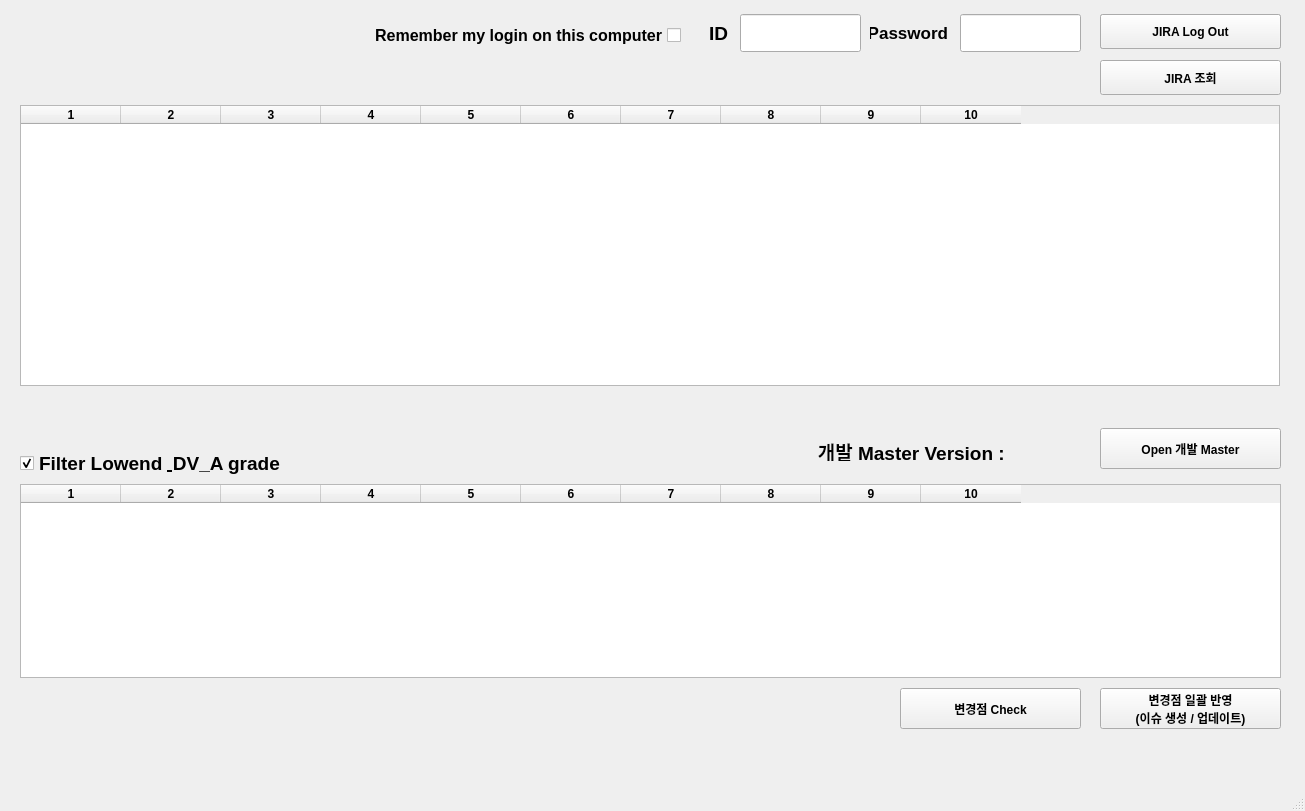
First picture: the form in UI_part/JIRA_E-Streamer/Estreamer_JIRA_Main.ui, repository tvglobalapp/python_tool, before the edit.
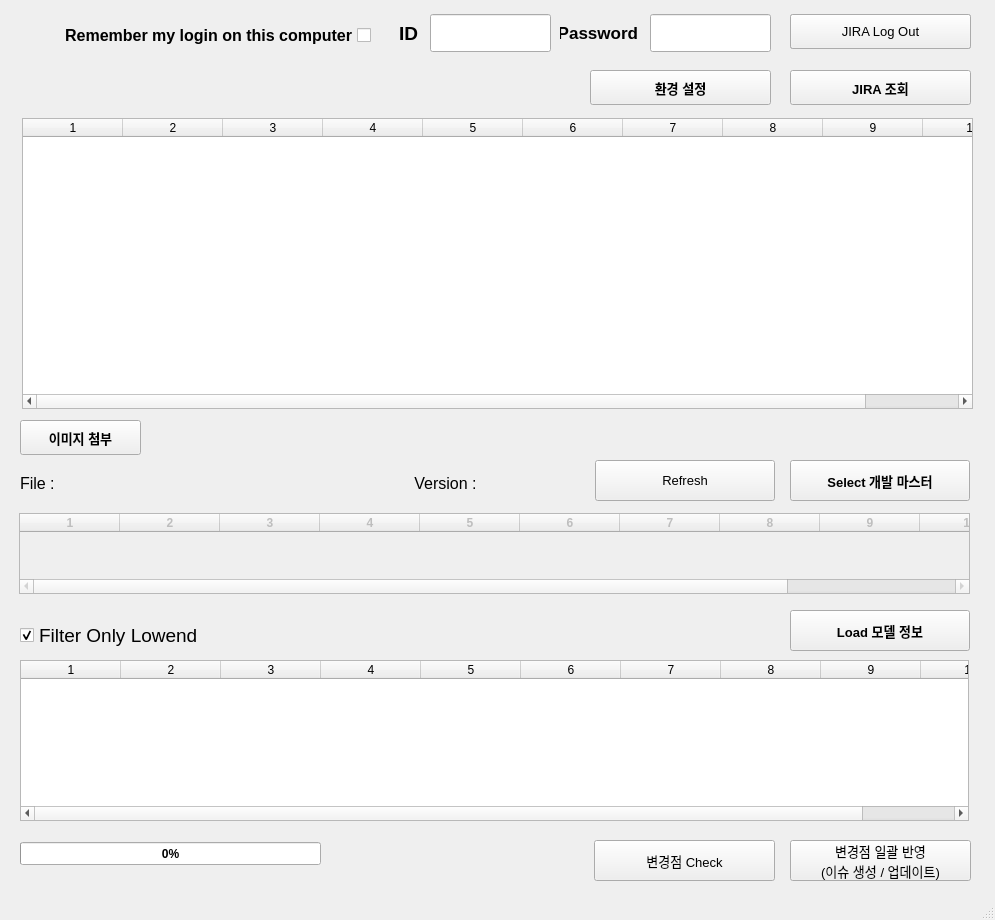
Second picture: the form after the edit.

Commit message: E-Streamer JIRA Management Tool v2.0

The edit to the form file:
```diff
--- a/UI_part/JIRA_E-Streamer/Estreamer_JIRA_Main.ui
+++ b/UI_part/JIRA_E-Streamer/Estreamer_JIRA_Main.ui
@@ -6,8 +6,8 @@
    <rect>
     <x>0</x>
     <y>0</y>
-    <width>1305</width>
-    <height>811</height>
+    <width>995</width>
+    <height>920</height>
    </rect>
   </property>
   <property name="font">
@@ -23,104 +23,27 @@
    <widget class="QPushButton" name="btnLogin">
     <property name="geometry">
      <rect>
-      <x>1100</x>
+      <x>790</x>
       <y>14</y>
       <width>181</width>
       <height>35</height>
      </rect>
     </property>
+    <property name="font">
+     <font>
+      <family>Arial</family>
+      <weight>75</weight>
+      <bold>true</bold>
+     </font>
+    </property>
     <property name="text">
      <string>JIRA Sign-in</string>
     </property>
    </widget>
-   <widget class="QWidget" name="verticalLayoutWidget">
-    <property name="geometry">
-     <rect>
-      <x>20</x>
-      <y>448</y>
-      <width>1261</width>
-      <height>230</height>
-     </rect>
-    </property>
-    <layout class="QGridLayout" name="gridLayout">
-     <property name="leftMargin">
-      <number>0</number>
-     </property>
-     <item row="1" column="0">
-      <widget class="QTableWidget" name="tblMaster">
-       <property name="autoScroll">
-        <bool>true</bool>
-       </property>
-       <property name="selectionMode">
-        <enum>QAbstractItemView::SingleSelection</enum>
-       </property>
-       <property name="selectionBehavior">
-        <enum>QAbstractItemView::SelectRows</enum>
-       </property>
-       <property name="columnCount">
-        <number>10</number>
-       </property>
-       <attribute name="horizontalHeaderCascadingSectionResizes">
-        <bool>true</bool>
-       </attribute>
-       <column/>
-       <column/>
-       <column/>
-       <column/>
-       <column/>
-       <column/>
-       <column/>
-       <column/>
-       <column/>
-       <column/>
-      </widget>
-     </item>
-     <item row="0" column="0">
-      <widget class="QCheckBox" name="chkLowend">
-       <property name="minimumSize">
-        <size>
-         <width>0</width>
-         <height>30</height>
-        </size>
-       </property>
-       <property name="font">
-        <font>
-         <pointsize>14</pointsize>
-        </font>
-       </property>
-       <property name="text">
-        <string>Filter Lowend &amp; DV_A grade</string>
-       </property>
-       <property name="iconSize">
-        <size>
-         <width>30</width>
-         <height>30</height>
-        </size>
-       </property>
-       <property name="checked">
-        <bool>true</bool>
-       </property>
-      </widget>
-     </item>
-    </layout>
-   </widget>
-   <widget class="QPushButton" name="btnOpenMaster">
-    <property name="geometry">
-     <rect>
-      <x>1100</x>
-      <y>428</y>
-      <width>181</width>
-      <height>41</height>
-     </rect>
-    </property>
-    <property name="text">
-     <string>Open 개발 Master</string>
-    </property>
-   </widget>
    <widget class="QLabel" name="lblId">
     <property name="geometry">
      <rect>
-      <x>650</x>
+      <x>340</x>
       <y>14</y>
       <width>78</width>
       <height>38</height>
@@ -144,7 +67,7 @@
    <widget class="QLineEdit" name="txtId">
     <property name="geometry">
      <rect>
-      <x>740</x>
+      <x>430</x>
       <y>14</y>
       <width>121</width>
       <height>38</height>
@@ -154,8 +77,8 @@
      <font>
       <family>Arial</family>
       <pointsize>14</pointsize>
-      <weight>50</weight>
-      <bold>false</bold>
+      <weight>75</weight>
+      <bold>true</bold>
      </font>
     </property>
     <property name="alignment">
@@ -165,7 +88,7 @@
    <widget class="QLabel" name="lblPwd">
     <property name="geometry">
      <rect>
-      <x>870</x>
+      <x>560</x>
       <y>14</y>
       <width>78</width>
       <height>38</height>
@@ -189,7 +112,7 @@
    <widget class="QLineEdit" name="txtPwd">
     <property name="geometry">
      <rect>
-      <x>960</x>
+      <x>650</x>
       <y>14</y>
       <width>121</width>
       <height>38</height>
@@ -199,8 +122,8 @@
      <font>
       <family>Arial</family>
       <pointsize>14</pointsize>
-      <weight>50</weight>
-      <bold>false</bold>
+      <weight>75</weight>
+      <bold>true</bold>
      </font>
     </property>
     <property name="echoMode">
@@ -213,9 +136,9 @@
    <widget class="QLabel" name="lblStatus">
     <property name="geometry">
      <rect>
-      <x>708</x>
-      <y>388</y>
-      <width>571</width>
+      <x>600</x>
+      <y>415</y>
+      <width>371</width>
       <height>31</height>
      </rect>
     </property>
@@ -234,7 +157,7 @@
    <widget class="QLabel" name="lblUserName">
     <property name="geometry">
      <rect>
-      <x>710</x>
+      <x>400</x>
       <y>20</y>
       <width>371</width>
       <height>31</height>
@@ -242,7 +165,7 @@
     </property>
     <property name="font">
      <font>
-      <family>돋움</family>
+      <family>Arial</family>
       <pointsize>13</pointsize>
       <weight>50</weight>
       <bold>false</bold>
@@ -261,12 +184,20 @@
    <widget class="QPushButton" name="btnInqIssue">
     <property name="geometry">
      <rect>
-      <x>1100</x>
-      <y>60</y>
+      <x>790</x>
+      <y>70</y>
       <width>181</width>
       <height>35</height>
      </rect>
     </property>
+    <property name="font">
+     <font>
+      <family>Arial</family>
+      <pointsize>10</pointsize>
+      <weight>75</weight>
+      <bold>true</bold>
+     </font>
+    </property>
     <property name="text">
      <string>JIRA 조회</string>
     </property>
@@ -274,12 +205,19 @@
    <widget class="QTableWidget" name="tblJira">
     <property name="geometry">
      <rect>
-      <x>20</x>
-      <y>105</y>
-      <width>1260</width>
-      <height>281</height>
+      <x>22</x>
+      <y>118</y>
+      <width>951</width>
+      <height>291</height>
      </rect>
     </property>
+    <property name="font">
+     <font>
+      <family>Arial</family>
+      <weight>50</weight>
+      <bold>false</bold>
+     </font>
+    </property>
     <property name="autoScroll">
      <bool>true</bool>
     </property>
@@ -306,33 +244,23 @@
     <column/>
     <column/>
    </widget>
-   <widget class="QLabel" name="lblVer">
-    <property name="geometry">
-     <rect>
-      <x>1009</x>
-      <y>441</y>
-      <width>91</width>
-      <height>20</height>
-     </rect>
-    </property>
-    <property name="font">
-     <font>
-      <pointsize>14</pointsize>
-     </font>
-    </property>
-    <property name="text">
-     <string/>
-    </property>
-   </widget>
    <widget class="QPushButton" name="btnChkDiff">
     <property name="geometry">
      <rect>
-      <x>900</x>
-      <y>688</y>
+      <x>594</x>
+      <y>840</y>
       <width>181</width>
       <height>41</height>
      </rect>
     </property>
+    <property name="font">
+     <font>
+      <family>Arial</family>
+      <pointsize>10</pointsize>
+      <weight>50</weight>
+      <bold>false</bold>
+     </font>
+    </property>
     <property name="text">
      <string>변경점 Check</string>
     </property>
@@ -340,43 +268,30 @@
    <widget class="QPushButton" name="btnUpdate">
     <property name="geometry">
      <rect>
-      <x>1100</x>
-      <y>688</y>
+      <x>790</x>
+      <y>840</y>
       <width>181</width>
       <height>41</height>
      </rect>
     </property>
+    <property name="font">
+     <font>
+      <family>Arial</family>
+      <pointsize>10</pointsize>
+      <weight>50</weight>
+      <bold>false</bold>
+     </font>
+    </property>
     <property name="text">
      <string>변경점 일괄 반영
 (이슈 생성 / 업데이트)</string>
     </property>
    </widget>
-   <widget class="QLabel" name="lblVer_2">
-    <property name="geometry">
-     <rect>
-      <x>769</x>
-      <y>441</y>
-      <width>241</width>
-      <height>20</height>
-     </rect>
-    </property>
-    <property name="font">
-     <font>
-      <pointsize>14</pointsize>
-     </font>
-    </property>
-    <property name="text">
-     <string>개발 Master Version : </string>
-    </property>
-    <property name="alignment">
-     <set>Qt::AlignRight|Qt::AlignTrailing|Qt::AlignVCenter</set>
-    </property>
-   </widget>
    <widget class="QLabel" name="lblImageInfo">
     <property name="geometry">
      <rect>
-      <x>638</x>
-      <y>90</y>
+      <x>20</x>
+      <y>81</y>
       <width>431</width>
       <height>31</height>
      </rect>
@@ -396,7 +311,7 @@
    <widget class="QCheckBox" name="chkSession">
     <property name="geometry">
      <rect>
-      <x>330</x>
+      <x>20</x>
       <y>25</y>
       <width>351</width>
       <height>20</height>
@@ -404,7 +319,10 @@
     </property>
     <property name="font">
      <font>
+      <family>Arial</family>
       <pointsize>12</pointsize>
+      <weight>75</weight>
+      <bold>true</bold>
      </font>
     </property>
     <property name="layoutDirection">
@@ -423,16 +341,340 @@
    <widget class="QPushButton" name="btnLogout">
     <property name="geometry">
      <rect>
-      <x>1100</x>
+      <x>790</x>
       <y>14</y>
       <width>181</width>
       <height>35</height>
      </rect>
     </property>
+    <property name="font">
+     <font>
+      <family>Arial</family>
+      <pointsize>10</pointsize>
+      <weight>50</weight>
+      <bold>false</bold>
+     </font>
+    </property>
     <property name="text">
      <string>JIRA Log Out</string>
     </property>
    </widget>
+   <widget class="QPushButton" name="btnSettings">
+    <property name="geometry">
+     <rect>
+      <x>590</x>
+      <y>70</y>
+      <width>181</width>
+      <height>35</height>
+     </rect>
+    </property>
+    <property name="font">
+     <font>
+      <family>Arial</family>
+      <pointsize>10</pointsize>
+      <weight>75</weight>
+      <bold>true</bold>
+     </font>
+    </property>
+    <property name="text">
+     <string>환경 설정</string>
+    </property>
+   </widget>
+   <widget class="QProgressBar" name="progressJiraUpdate">
+    <property name="geometry">
+     <rect>
+      <x>20</x>
+      <y>842</y>
+      <width>301</width>
+      <height>23</height>
+     </rect>
+    </property>
+    <property name="font">
+     <font>
+      <family>Arial</family>
+      <weight>75</weight>
+      <bold>true</bold>
+     </font>
+    </property>
+    <property name="value">
+     <number>0</number>
+    </property>
+   </widget>
+   <widget class="QTableWidget" name="tblMaster">
+    <property name="geometry">
+     <rect>
+      <x>20</x>
+      <y>660</y>
+      <width>949</width>
+      <height>161</height>
+     </rect>
+    </property>
+    <property name="font">
+     <font>
+      <family>Arial</family>
+      <weight>50</weight>
+      <bold>false</bold>
+     </font>
+    </property>
+    <property name="autoScroll">
+     <bool>true</bool>
+    </property>
+    <property name="selectionMode">
+     <enum>QAbstractItemView::SingleSelection</enum>
+    </property>
+    <property name="selectionBehavior">
+     <enum>QAbstractItemView::SelectRows</enum>
+    </property>
+    <property name="sortingEnabled">
+     <bool>true</bool>
+    </property>
+    <property name="columnCount">
+     <number>10</number>
+    </property>
+    <attribute name="horizontalHeaderCascadingSectionResizes">
+     <bool>true</bool>
+    </attribute>
+    <column/>
+    <column/>
+    <column/>
+    <column/>
+    <column/>
+    <column/>
+    <column/>
+    <column/>
+    <column/>
+    <column/>
+   </widget>
+   <widget class="QPushButton" name="btnLoadModelInfo">
+    <property name="geometry">
+     <rect>
+      <x>790</x>
+      <y>610</y>
+      <width>180</width>
+      <height>41</height>
+     </rect>
+    </property>
+    <property name="font">
+     <font>
+      <pointsize>10</pointsize>
+     </font>
+    </property>
+    <property name="text">
+     <string>Load 모델 정보</string>
+    </property>
+   </widget>
+   <widget class="QPushButton" name="btnSelDevMaster">
+    <property name="geometry">
+     <rect>
+      <x>790</x>
+      <y>460</y>
+      <width>180</width>
+      <height>41</height>
+     </rect>
+    </property>
+    <property name="font">
+     <font>
+      <pointsize>10</pointsize>
+     </font>
+    </property>
+    <property name="text">
+     <string>Select 개발 마스터</string>
+    </property>
+   </widget>
+   <widget class="QLabel" name="lblVer">
+    <property name="geometry">
+     <rect>
+      <x>490</x>
+      <y>473</y>
+      <width>81</width>
+      <height>20</height>
+     </rect>
+    </property>
+    <property name="font">
+     <font>
+      <family>Arial</family>
+      <pointsize>11</pointsize>
+      <weight>75</weight>
+      <bold>true</bold>
+     </font>
+    </property>
+    <property name="text">
+     <string/>
+    </property>
+   </widget>
+   <widget class="QLabel" name="lblVer_2">
+    <property name="geometry">
+     <rect>
+      <x>400</x>
+      <y>473</y>
+      <width>81</width>
+      <height>20</height>
+     </rect>
+    </property>
+    <property name="font">
+     <font>
+      <family>Arial</family>
+      <pointsize>12</pointsize>
+      <weight>50</weight>
+      <bold>false</bold>
+     </font>
+    </property>
+    <property name="text">
+     <string>Version : </string>
+    </property>
+    <property name="alignment">
+     <set>Qt::AlignRight|Qt::AlignTrailing|Qt::AlignVCenter</set>
+    </property>
+   </widget>
+   <widget class="QCheckBox" name="chkLowend">
+    <property name="geometry">
+     <rect>
+      <x>20</x>
+      <y>620</y>
+      <width>261</width>
+      <height>30</height>
+     </rect>
+    </property>
+    <property name="minimumSize">
+     <size>
+      <width>0</width>
+      <height>30</height>
+     </size>
+    </property>
+    <property name="font">
+     <font>
+      <family>Arial</family>
+      <pointsize>14</pointsize>
+      <weight>50</weight>
+      <bold>false</bold>
+     </font>
+    </property>
+    <property name="text">
+     <string>Filter Only Lowend</string>
+    </property>
+    <property name="iconSize">
+     <size>
+      <width>30</width>
+      <height>30</height>
+     </size>
+    </property>
+    <property name="checked">
+     <bool>true</bool>
+    </property>
+   </widget>
+   <widget class="QTableWidget" name="tblConfigMaster">
+    <property name="enabled">
+     <bool>false</bool>
+    </property>
+    <property name="geometry">
+     <rect>
+      <x>19</x>
+      <y>513</y>
+      <width>951</width>
+      <height>81</height>
+     </rect>
+    </property>
+    <property name="columnCount">
+     <number>11</number>
+    </property>
+    <column/>
+    <column/>
+    <column/>
+    <column/>
+    <column/>
+    <column/>
+    <column/>
+    <column/>
+    <column/>
+    <column/>
+    <column/>
+   </widget>
+   <widget class="QLabel" name="lblVer_3">
+    <property name="geometry">
+     <rect>
+      <x>20</x>
+      <y>473</y>
+      <width>41</width>
+      <height>20</height>
+     </rect>
+    </property>
+    <property name="font">
+     <font>
+      <family>Arial</family>
+      <pointsize>12</pointsize>
+      <weight>50</weight>
+      <bold>false</bold>
+     </font>
+    </property>
+    <property name="text">
+     <string>File :</string>
+    </property>
+    <property name="alignment">
+     <set>Qt::AlignLeading|Qt::AlignLeft|Qt::AlignVCenter</set>
+    </property>
+   </widget>
+   <widget class="QPushButton" name="btnRefresh">
+    <property name="geometry">
+     <rect>
+      <x>595</x>
+      <y>460</y>
+      <width>180</width>
+      <height>41</height>
+     </rect>
+    </property>
+    <property name="font">
+     <font>
+      <pointsize>10</pointsize>
+      <weight>50</weight>
+      <bold>false</bold>
+     </font>
+    </property>
+    <property name="text">
+     <string>Refresh</string>
+    </property>
+   </widget>
+   <widget class="QLabel" name="lblFileName">
+    <property name="geometry">
+     <rect>
+      <x>70</x>
+      <y>473</y>
+      <width>321</width>
+      <height>20</height>
+     </rect>
+    </property>
+    <property name="font">
+     <font>
+      <family>Arial</family>
+      <pointsize>10</pointsize>
+      <weight>75</weight>
+      <bold>true</bold>
+     </font>
+    </property>
+    <property name="text">
+     <string/>
+    </property>
+   </widget>
+   <widget class="QPushButton" name="btnSettings_2">
+    <property name="geometry">
+     <rect>
+      <x>20</x>
+      <y>420</y>
+      <width>121</width>
+      <height>35</height>
+     </rect>
+    </property>
+    <property name="font">
+     <font>
+      <family>Arial</family>
+      <pointsize>10</pointsize>
+      <weight>75</weight>
+      <bold>true</bold>
+     </font>
+    </property>
+    <property name="text">
+     <string>이미지 첨부</string>
+    </property>
+   </widget>
   </widget>
   <widget class="QMenuBar" name="menubar">
    <property name="geometry">
```
Left out of the diff: 4 changed lines with no effect on the pictures. The commit also changes 6 other files.
